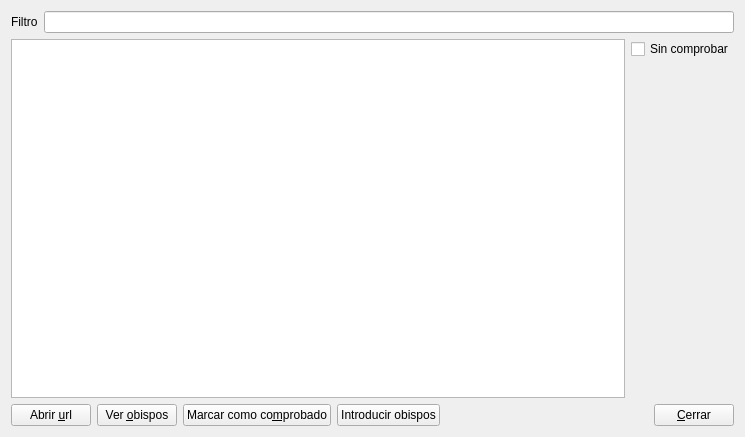
This is gui/dlgdiocesis.ui in rogorido/qtpredicadores as Qt 5 draws it before an edit. The edited form follows.
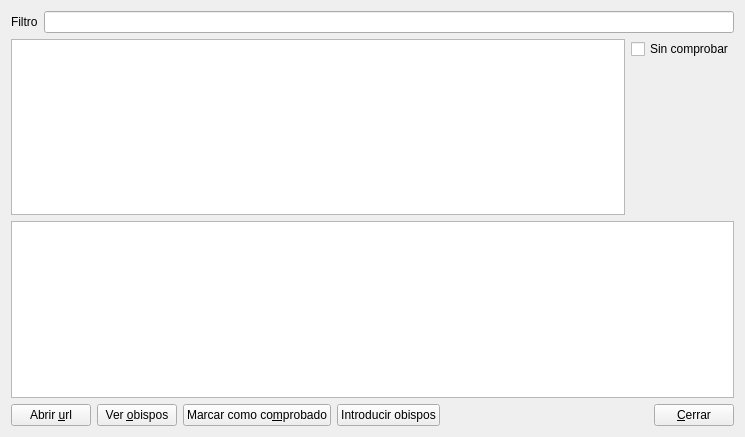
This is the edited form.

Commit message: Ver obispos al seleccionar una diócesis

```diff
--- a/gui/dlgdiocesis.ui
+++ b/gui/dlgdiocesis.ui
@@ -59,6 +59,9 @@
      </item>
     </layout>
    </item>
+   <item>
+    <widget class="QTableView" name="twObispos"/>
+   </item>
    <item>
     <layout class="QHBoxLayout" name="horizontalLayout">
      <item>
```
The commit also changes 3 other files.
